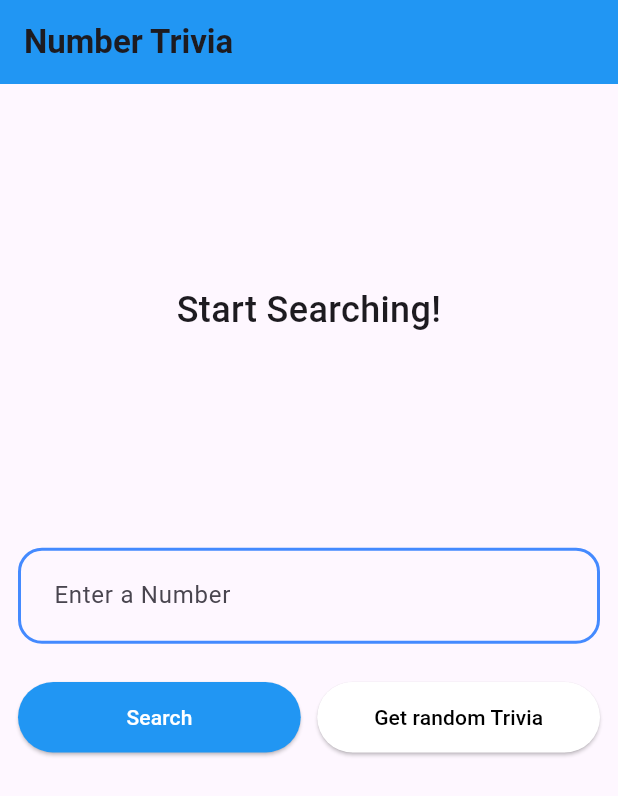
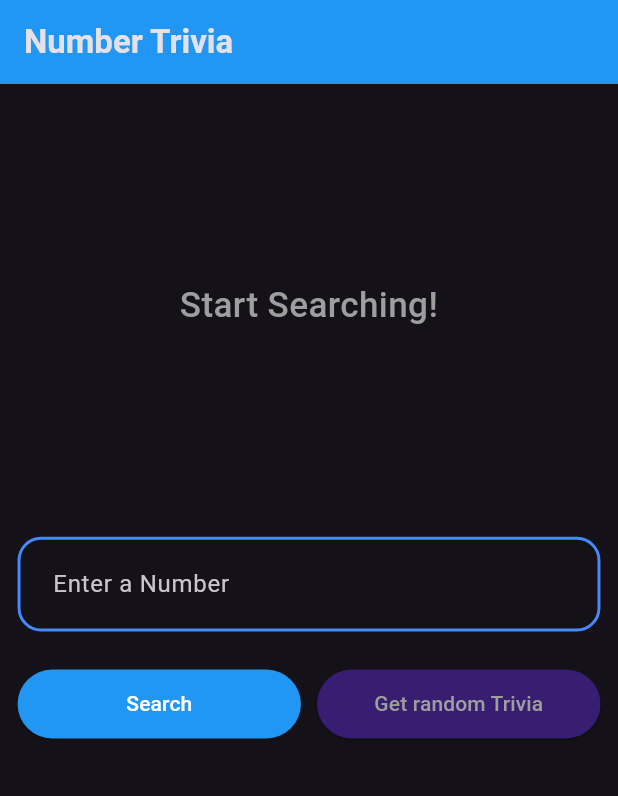
Before and after one commit to jmcfx/click_app, a Flutter app: the screen it shows after launch, on a phone screen of 412 x 824 dp. Shown: the top 796 px of the screen. Run offline on Flutter 3.47's test engine with Material 3 defaults, Android fonts, the light colour scheme and no system bars; our stand-ins replace dartz, equatable, flutter_bloc, flutter_hooks, flutter_screenutil, freezed_annotation and 3 more; missing offline and left inert: auto_mappr_annotation.

Commit message:
feat: Integrate flutter_screenutil for responsive design and refactor data source imports

```diff
--- a/lib/main.dart
+++ b/lib/main.dart
@@ -1,3 +1,5 @@
+import 'package:flutter_screenutil/flutter_screenutil.dart';
+
 import 'src/features/number_trivia/presentation/widgets/number_trivia_page_wrapper_provider.dart';
 import 'package:flutter/material.dart';
 import 'src/di/service_locator.dart' as di;
@@ -14,10 +16,18 @@ class MyApp extends StatelessWidget {
 
   @override
   Widget build(BuildContext context) {
-    return MaterialApp(
-      title: 'Number Trivia',
-      themeMode: ThemeMode.dark,
-      home: NumberTriviaWrapperProvider(),
+    return ScreenUtilInit(
+       designSize: const Size(390, 844),
+      minTextAdapt: true,
+      splitScreenMode: true,
+      builder: (_, child) {
+        return MaterialApp(
+        debugShowCheckedModeBanner: false,
+          title: 'Number Trivia',
+          theme: ThemeData.dark(),
+          home: NumberTriviaWrapperProvider(),
+        );
+      }
     );
   }
 }
--- a/lib/src/di/service_locator.dart
+++ b/lib/src/di/service_locator.dart
@@ -1,7 +1,7 @@
 import 'package:click_app/src/core/mapper/map.dart';
 import 'package:click_app/src/core/network/network_info.dart';
-import 'package:click_app/src/features/number_trivia/data/data_sources/number_trivia_local_data_sources.dart';
-import 'package:click_app/src/features/number_trivia/data/data_sources/number_trivia_remote_data_sources.dart';
+import 'package:click_app/src/features/number_trivia/data/data_sources/local_data_source/number_trivia_local_data_sources.dart';
+import 'package:click_app/src/features/number_trivia/data/data_sources/remote_data_source/number_trivia_remote_data_sources.dart';
 import 'package:http/http.dart' as http;
 import 'package:internet_connection_checker/internet_connection_checker.dart';
 import 'package:shared_preferences/shared_preferences.dart';
--- a/lib/src/features/number_trivia/data/data_sources/number_trivia_local_data_sources.dart
+++ b/lib/src/features/number_trivia/data/data_sources/local_data_source/number_trivia_local_data_sources.dart
@@ -4,7 +4,7 @@ import 'package:click_app/src/core/constants/storage.dart';
 import 'package:click_app/src/core/errors/exceptions.dart';
 import 'package:shared_preferences/shared_preferences.dart';
 
-import '../models/number_trivia_models.dart';
+import '../../models/number_trivia_models.dart';
 
 abstract class NumberTriviaLocalDataSources {
   /// Cache the [ NumberTriviaModels ] locally.
@@ -26,6 +26,7 @@ class NumberTriviaLocalDataSourcesImpl implements NumberTriviaLocalDataSources {
   @override
   /// set a String of key and value for sharePreferences.... Dart Model -> Dart Object[ Map<String,dynamic> ]toJson() ->  jsonEncode
   Future<void> cacheNumberTrivia(NumberTriviaModels triviaToCache) {
+
     return sharedPreferences.setString(
       Storage.cachedNumberTrivia,
       jsonEncode(triviaToCache.toJson()),
@@ -34,7 +35,7 @@ class NumberTriviaLocalDataSourcesImpl implements NumberTriviaLocalDataSources {
 
   @override
   ///get a String of key and value for sharePreferences.... jsonDecode -> Dart Object[ Map<String,dynamic> ]  ->  Dart Model.fromJson
-  Future<NumberTriviaModels> getLastNumberTriviaFromStorage()async{
+  Future<NumberTriviaModels> getLastNumberTriviaFromStorage() async {
     final jsonString = sharedPreferences.getString(Storage.cachedNumberTrivia);
     if (jsonString case null) throw CacheException();
     return NumberTriviaModels.fromJson(jsonDecode(jsonString));
--- a/lib/src/features/number_trivia/data/data_sources/number_trivia_remote_data_sources.dart
+++ b/lib/src/features/number_trivia/data/data_sources/remote_data_source/number_trivia_remote_data_sources.dart
@@ -1,6 +1,7 @@
 import 'dart:convert';
 
 import 'package:click_app/src/core/errors/exceptions.dart';
+import 'package:click_app/src/features/number_trivia/data/data_sources/number_trivia_end_point.dart';
 import 'package:click_app/src/features/number_trivia/data/models/number_trivia_models.dart';
 import 'package:http/http.dart' as https;
 
@@ -21,11 +22,11 @@ class NumberTriviaRemoteDataSourcesImpl
   NumberTriviaRemoteDataSourcesImpl({required this.client});
   @override
   Future<NumberTriviaModels> getConcreteNumberTriviaFromApi(int number) =>
-      _getNumberTriviaModels(url: 'http://numbersapi.com/$number?json');
+      _getNumberTriviaModels(url: NumberTriviaEndpoints.concrete(number));
 
   @override
   Future<NumberTriviaModels> getRandomNumberTriviaFromApi() =>
-      _getNumberTriviaModels(url: 'http://numbersapi.com/random?json');
+      _getNumberTriviaModels(url: NumberTriviaEndpoints.random());
 
 
 //created a private function that takes the url as param and returns a model....
--- a/lib/src/features/number_trivia/data/repositories_impl/number_trivia_repository_imp.dart
+++ b/lib/src/features/number_trivia/data/repositories_impl/number_trivia_repository_imp.dart
@@ -4,8 +4,8 @@ import '../models/number_trivia_models.dart';
 import 'package:dartz/dartz.dart';
 
 import '../../../../core/errors/failures.dart';
-import '../data_sources/number_trivia_local_data_sources.dart';
-import '../data_sources/number_trivia_remote_data_sources.dart';
+import '../data_sources/local_data_source/number_trivia_local_data_sources.dart';
+import '../data_sources/remote_data_source/number_trivia_remote_data_sources.dart';
 import '../../domain/entities/numbers_entity.dart';
 import '../../domain/repositories/number_trivia_repository.dart';
 
--- a/lib/src/features/number_trivia/presentation/pages/number_trivia_page.dart
+++ b/lib/src/features/number_trivia/presentation/pages/number_trivia_page.dart
@@ -3,6 +3,7 @@ import 'package:click_app/src/features/number_trivia/presentation/widgets/loadin
 import 'package:click_app/src/features/number_trivia/presentation/widgets/trivia_display.dart';
 import 'package:flutter/material.dart';
 import 'package:flutter_bloc/flutter_bloc.dart';
+import 'package:flutter_screenutil/flutter_screenutil.dart';
 
 import '../widgets/message_display.dart';
 import '../widgets/trivia_control.dart';
@@ -24,11 +25,11 @@ class NumberTriviaPage extends StatelessWidget {
         child: SingleChildScrollView(
           child: Center(
             child: Padding(
-              padding: const EdgeInsets.all(12.0),
+              padding:  EdgeInsets.all(12.0.r),
               child: Column(
                 crossAxisAlignment: CrossAxisAlignment.stretch,
                 children: [
-                  SizedBox(height: 15),
+                  SizedBox(height: 15.r),
                   //top half....
                   BlocBuilder<NumberTriviaBloc, NumberTriviaState>(
                     builder: (context, state) {
@@ -49,7 +50,7 @@ class NumberTriviaPage extends StatelessWidget {
                       return MessageDisplay(message: "Start Searching!");
                     },
                   ),
-                  SizedBox(height: 35),
+                  SizedBox(height: 35.r),
                   //buttons....
                   TriviaControls(),
                 ],
--- a/lib/src/features/number_trivia/presentation/widgets/custom_elevated_button.dart
+++ b/lib/src/features/number_trivia/presentation/widgets/custom_elevated_button.dart
@@ -1,4 +1,5 @@
 import 'package:flutter/material.dart';
+import 'package:flutter_screenutil/flutter_screenutil.dart';
 
 class CustomElevatedButton extends StatelessWidget {
   final String text;
@@ -26,7 +27,8 @@ class CustomElevatedButton extends StatelessWidget {
             isTrue
                 ? backgroundColor
                 : Theme.of(context).buttonTheme.colorScheme!.onPrimary,
-        minimumSize: Size.fromHeight(height),
+        minimumSize: Size.fromHeight(height.r),
+
       ),
       onPressed: onPressed,
 
--- a/lib/src/features/number_trivia/presentation/widgets/custom_outline_borders.dart
+++ b/lib/src/features/number_trivia/presentation/widgets/custom_outline_borders.dart
@@ -1,4 +1,5 @@
 import 'package:flutter/material.dart';
+import 'package:flutter_screenutil/flutter_screenutil.dart';
 
 OutlineInputBorder customOutlineInputBorder({
   Color color = Colors.blueAccent,
@@ -6,7 +7,7 @@ OutlineInputBorder customOutlineInputBorder({
 }) {
   return OutlineInputBorder(
 
-    borderRadius: BorderRadius.circular(16),
-    borderSide: BorderSide(color: color, width: width),
+    borderRadius: BorderRadius.circular(16.r),
+    borderSide: BorderSide(color: color, width: width.r),
   );
 }
--- a/lib/src/features/number_trivia/presentation/widgets/loading_display.dart
+++ b/lib/src/features/number_trivia/presentation/widgets/loading_display.dart
@@ -1,4 +1,5 @@
 import 'package:flutter/material.dart';
+import 'package:flutter_screenutil/flutter_screenutil.dart';
 
 class LoadingDisplay extends StatelessWidget {
   const LoadingDisplay({super.key});
@@ -6,7 +7,7 @@ class LoadingDisplay extends StatelessWidget {
   @override
   Widget build(BuildContext context) {
     return SizedBox(
-      height: MediaQuery.of(context).size.height * 0.3,
+      height: MediaQuery.of(context).size.height * 0.3.r,
       child: Center(child: CircularProgressIndicator()),
     );
   }
--- a/lib/src/features/number_trivia/presentation/widgets/message_display.dart
+++ b/lib/src/features/number_trivia/presentation/widgets/message_display.dart
@@ -1,5 +1,6 @@
 //
 import 'package:flutter/material.dart';
+import 'package:flutter_screenutil/flutter_screenutil.dart';
 
 class MessageDisplay extends StatelessWidget {
   const MessageDisplay({super.key, required this.message});
@@ -8,14 +9,16 @@ class MessageDisplay extends StatelessWidget {
   @override
   Widget build(BuildContext context) {
     return SizedBox(
-      height: MediaQuery.of(context).size.height * 0.3,
+      height: MediaQuery.of(context).size.height * 0.3.r,
       child: Center(
-        child: SingleChildScrollView(
-          child: Text(
-            message,
-            style: TextStyle(fontSize: 24, fontWeight: FontWeight.w500),
-            textAlign: TextAlign.center,
+        child: Text(
+          message,
+          style: TextStyle(
+            fontSize: 24.sp,
+            fontWeight: FontWeight.w500,
+            color: Colors.grey,
           ),
+          textAlign: TextAlign.center,
         ),
       ),
     );
--- a/lib/src/features/number_trivia/presentation/widgets/trivia_control.dart
+++ b/lib/src/features/number_trivia/presentation/widgets/trivia_control.dart
@@ -1,3 +1,5 @@
+import 'package:flutter_screenutil/flutter_screenutil.dart';
+
 import '../blocs/number_trivia/number_trivia_bloc.dart';
 import 'custom_elevated_button.dart';
 import 'custom_outline_borders.dart';
@@ -23,7 +25,7 @@ class TriviaControls extends HookWidget {
             controller: controller,
             decoration: InputDecoration(
               labelText: 'Enter a Number',
-              contentPadding: EdgeInsets.all(20),
+              contentPadding: EdgeInsets.all(20.r),
               enabledBorder: customOutlineInputBorder(),
               focusedBorder: customOutlineInputBorder(),
               border: customOutlineInputBorder(),
@@ -35,9 +37,9 @@ class TriviaControls extends HookWidget {
               return null;
             },
           ),
-          SizedBox(height: 25),
+          SizedBox(height: 25.r),
           Row(
-            spacing: 11,
+            spacing: 11.r,
             children: [
               Expanded(
                 child: CustomElevatedButton(
@@ -63,7 +65,7 @@ class TriviaControls extends HookWidget {
                     controller.clear();
                   },
                   isTrue: false,
-                  textColor: Colors.black,
+                  textColor: Colors.grey,
                 ),
               ),
             ],
--- a/pubspec.yaml
+++ b/pubspec.yaml
@@ -25,6 +25,7 @@ dependencies:
   flutter_bloc: ^9.1.1
   bloc: ^9.0.0
   flutter_hooks: ^0.21.2
+  flutter_screenutil: ^5.9.3
 
 dev_dependencies:
   flutter_test:
```
Also changed, not shown: lib/src/features/number_trivia/data/data_sources/number_trivia_end_point.dart (added, +7 -0 lines), lib/src/features/number_trivia/presentation/widgets/trivia_display.dart (+7 -6 lines), pubspec.lock.
